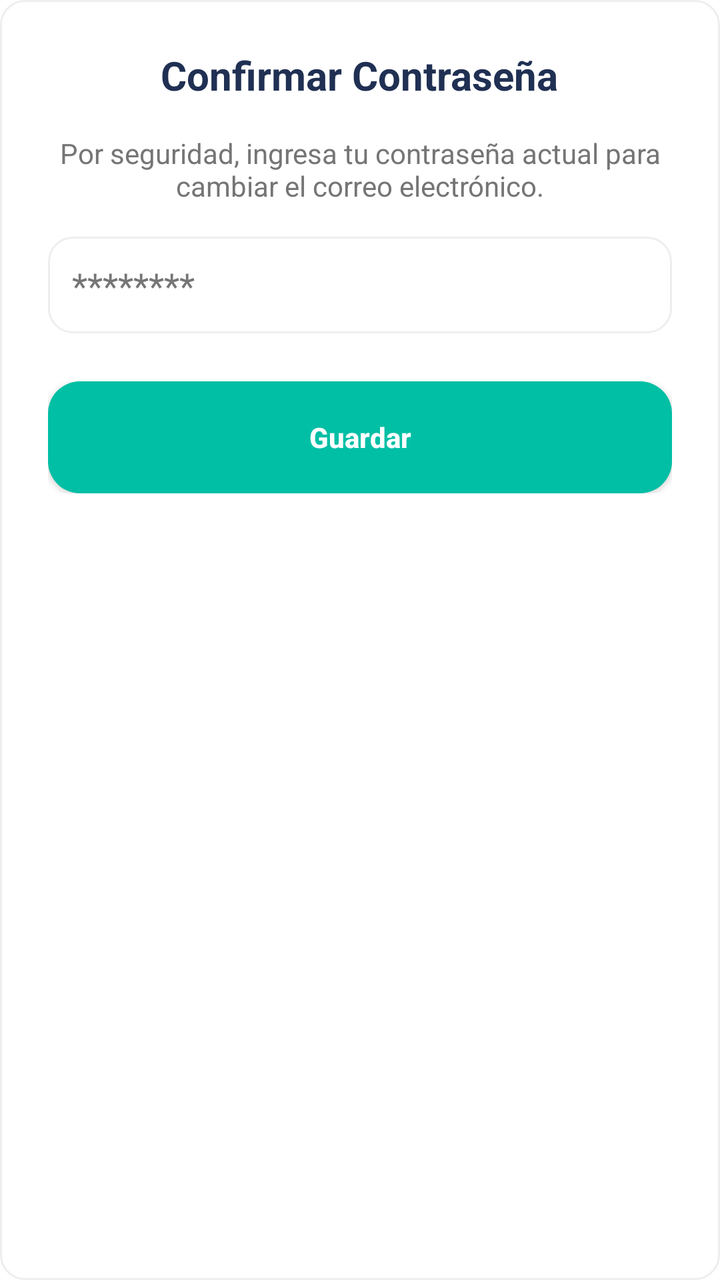
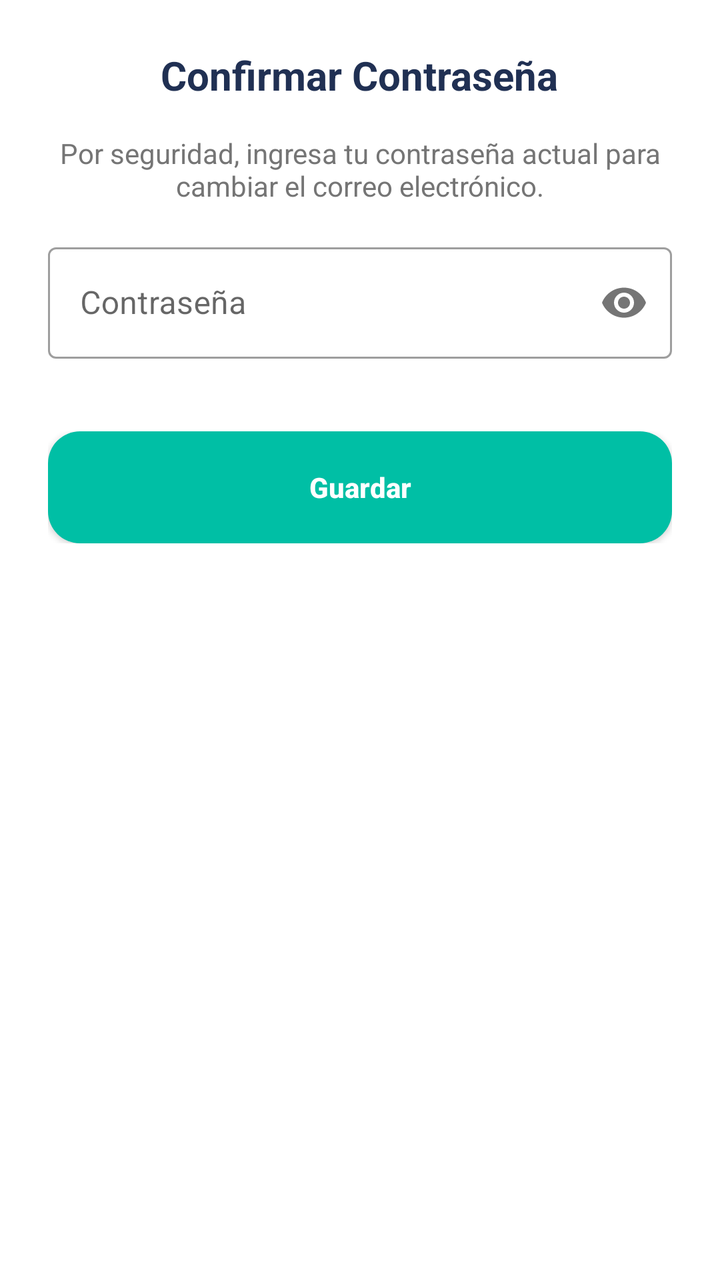

Screens rendered from an Android XML layout before and after an edit, with the pre-edit source and the edit as a unified diff.
<!-- AndroidManifest.xml: application theme Theme.GastoFacil -->
<!-- res/layout/dialog_reautenticar_correo.xml -->
<?xml version="1.0" encoding="utf-8"?>
<LinearLayout xmlns:android="http://schemas.android.com/apk/res/android"
    android:layout_width="match_parent"
    android:layout_height="wrap_content"
    android:orientation="vertical"
    android:padding="24dp"
    android:background="@drawable/rounded_input">

    <TextView
        android:layout_width="wrap_content"
        android:layout_height="wrap_content"
        android:text="@string/c_reauth_pass_title"
        android:textColor="@color/purple_500"
        android:textSize="20sp"
        android:textStyle="bold"
        android:layout_gravity="center"
        android:layout_marginBottom="16dp" />

    <TextView
        android:layout_width="wrap_content"
        android:layout_height="wrap_content"
        android:text="@string/c_reauth_pass_desc"
        android:textColor="@color/nav_inactive"
        android:textSize="14sp"
        android:layout_marginBottom="16dp"
        android:gravity="center" />

    <EditText
        android:id="@+id/etReauthPassword"
        android:layout_width="match_parent"
        android:layout_height="wrap_content"
        android:background="@drawable/rounded_input"
        android:hint="@string/password_hint"
        android:inputType="textPassword"
        android:autofillHints="password"
        android:padding="12dp"
        android:textColor="@color/black"
        android:textColorHint="#757575"
        android:layout_marginBottom="24dp" />

    <FrameLayout
        android:layout_width="match_parent"
        android:layout_height="wrap_content">

        <androidx.appcompat.widget.AppCompatButton
            android:id="@+id/btnConfirmEmailChange"
            android:layout_width="match_parent"
            android:layout_height="56dp"
            android:background="@drawable/confirm_button_bg"
            android:text="@string/c_save"
            android:textAllCaps="false"
            android:textColor="@color/white"
            android:textSize="14sp"
            android:textStyle="bold" />

        <ProgressBar
            android:id="@+id/pbDialogReauth"
            android:layout_width="30dp"
            android:layout_height="30dp"
            android:layout_gravity="center"
            android:visibility="gone"
            android:indeterminateTint="@color/white" />
    </FrameLayout>

</LinearLayout>
<!-- resources referenced by this layout -->
<resources>
  <color name="black">#FF000000</color>
  <color name="nav_inactive">#757575</color>
  <color name="purple_500">#203053</color>
  <color name="white">#FFFFFFFF</color>
  <!-- drawable confirm_button_bg (drawable) -->
  <?xml version="1.0" encoding="utf-8"?>
  <shape xmlns:android="http://schemas.android.com/apk/res/android">
      <solid android:color="#00BFA5" />
      <corners android:radius="16dp" />
  </shape>
  <!-- drawable rounded_input (drawable) -->
  <?xml version="1.0" encoding="utf-8"?>
  <shape xmlns:android="http://schemas.android.com/apk/res/android">
      <solid android:color="@color/white" />
      <corners android:radius="12dp" />
      <stroke android:width="1dp" android:color="#EEEEEE" />
      <padding android:left="16dp" android:right="16dp" android:top="12dp" android:bottom="12dp" />
  </shape>
  <string name="c_reauth_pass_desc">Por seguridad, ingresa tu contraseña actual para cambiar el correo electrónico.</string>
  <string name="c_reauth_pass_title">Confirmar Contraseña</string>
  <string name="c_save">Guardar</string>
  <string name="password_hint">********</string>
  <style name="Theme.GastoFacil" parent="Theme.MaterialComponents.DayNight.NoActionBar">
          
          <item name="colorPrimary">@color/purple_500</item>
          <item name="colorPrimaryVariant">@color/purple_700</item>
          <item name="colorOnPrimary">@color/white</item>
          
          <item name="colorSecondary">@color/teal_200</item>
          <item name="colorSecondaryVariant">@color/teal_700</item>
          <item name="colorOnSecondary">@color/black</item>
          
          <item name="android:statusBarColor">?attr/colorPrimaryVariant</item>
          
      </style>
  <color name="purple_700">#FF3700B3</color>
  <color name="teal_200">#FF03DAC5</color>
  <color name="teal_700">#FF018786</color>
</resources>

<!-- the commit's change to res/layout/dialog_reautenticar_correo.xml (unified diff, before → after) -->
@@ -1,10 +1,11 @@
 <?xml version="1.0" encoding="utf-8"?>
 <LinearLayout xmlns:android="http://schemas.android.com/apk/res/android"
+    xmlns:app="http://schemas.android.com/apk/res-auto"
     android:layout_width="match_parent"
     android:layout_height="wrap_content"
     android:orientation="vertical"
     android:padding="24dp"
-    android:background="@drawable/rounded_input">
+    android:background="@drawable/card_background">
 
     <TextView
         android:layout_width="wrap_content"
@@ -25,18 +26,25 @@
         android:layout_marginBottom="16dp"
         android:gravity="center" />
 
-    <EditText
-        android:id="@+id/etReauthPassword"
+    <com.google.android.material.textfield.TextInputLayout
+        android:id="@+id/tilReauthPassword"
+        style="@style/Widget.MaterialComponents.TextInputLayout.OutlinedBox"
         android:layout_width="match_parent"
         android:layout_height="wrap_content"
-        android:background="@drawable/rounded_input"
-        android:hint="@string/password_hint"
-        android:inputType="textPassword"
-        android:autofillHints="password"
-        android:padding="12dp"
-        android:textColor="@color/black"
-        android:textColorHint="#757575"
-        android:layout_marginBottom="24dp" />
+        android:hint="@string/password_label"
+        app:passwordToggleEnabled="true"
+        app:errorEnabled="true"
+        android:layout_marginBottom="16dp">
+
+        <com.google.android.material.textfield.TextInputEditText
+            android:id="@+id/etReauthPassword"
+            android:layout_width="match_parent"
+            android:layout_height="wrap_content"
+            android:inputType="textPassword"
+            android:imeOptions="actionDone"
+            android:textColor="@color/black"
+            android:textSize="16sp" />
+    </com.google.android.material.textfield.TextInputLayout>
 
     <FrameLayout
         android:layout_width="match_parent"
<!-- resource entries referenced after the edit -->
@@ -4,24 +4,22 @@
   <color name="nav_inactive">#757575</color>
   <color name="purple_500">#203053</color>
   <color name="white">#FFFFFFFF</color>
+  <!-- drawable card_background (drawable) -->
+  <?xml version="1.0" encoding="utf-8"?>
+  <shape xmlns:android="http://schemas.android.com/apk/res/android">
+      <solid android:color="@color/white" />
+      <corners android:radius="24dp" />
+  </shape>
   <!-- drawable confirm_button_bg (drawable) -->
   <?xml version="1.0" encoding="utf-8"?>
   <shape xmlns:android="http://schemas.android.com/apk/res/android">
       <solid android:color="#00BFA5" />
       <corners android:radius="16dp" />
   </shape>
-  <!-- drawable rounded_input (drawable) -->
-  <?xml version="1.0" encoding="utf-8"?>
-  <shape xmlns:android="http://schemas.android.com/apk/res/android">
-      <solid android:color="@color/white" />
-      <corners android:radius="12dp" />
-      <stroke android:width="1dp" android:color="#EEEEEE" />
-      <padding android:left="16dp" android:right="16dp" android:top="12dp" android:bottom="12dp" />
-  </shape>
   <string name="c_reauth_pass_desc">Por seguridad, ingresa tu contraseña actual para cambiar el correo electrónico.</string>
   <string name="c_reauth_pass_title">Confirmar Contraseña</string>
   <string name="c_save">Guardar</string>
-  <string name="password_hint">********</string>
+  <string name="password_label">Contraseña</string>
   <style name="Theme.GastoFacil" parent="Theme.MaterialComponents.DayNight.NoActionBar">
           
           <item name="colorPrimary">@color/purple_500</item>
